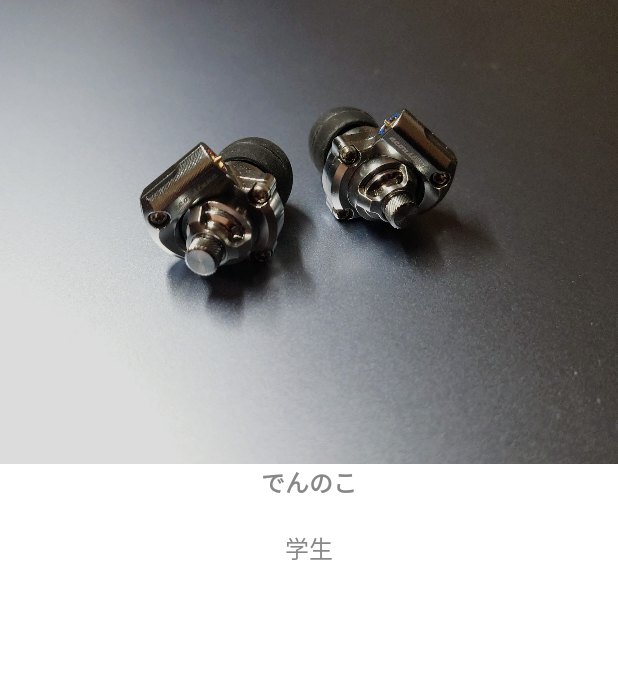
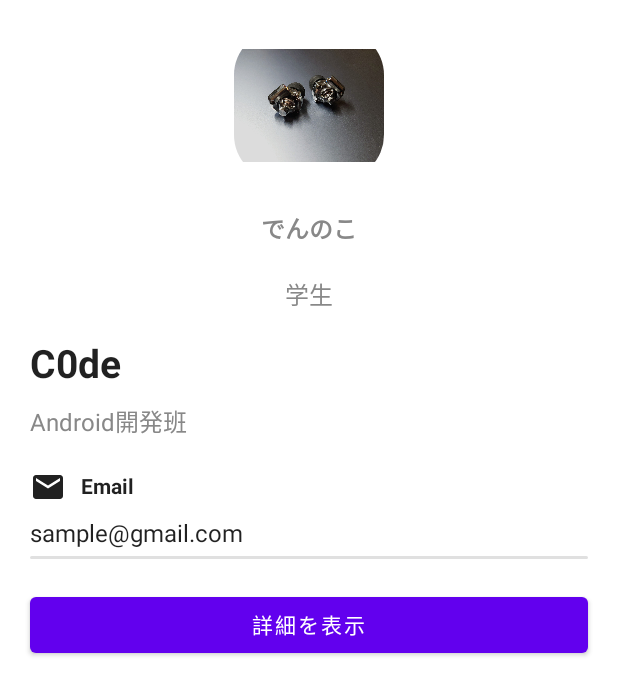
Before and after one commit to dennnoko/JetProfile, an Android app built with Jetpack Compose: the screen it shows after launch (MainActivity), on a phone screen of 412 x 824 dp. Shown: the top 695 px of the screen. Run offline under Robolectric (Android 15) with nearby library versions, the phone set to English and light mode, and no system bars.

Commit message:
add button

```diff
--- a/app/src/main/java/com/example/jetprofile/MainActivity.kt
+++ b/app/src/main/java/com/example/jetprofile/MainActivity.kt
@@ -4,16 +4,15 @@ import android.os.Bundle
 import androidx.activity.ComponentActivity
 import androidx.activity.compose.setContent
 import androidx.compose.foundation.Image
-import androidx.compose.foundation.layout.Column
-import androidx.compose.foundation.layout.Spacer
-import androidx.compose.foundation.layout.fillMaxSize
-import androidx.compose.foundation.layout.height
-import androidx.compose.material.MaterialTheme
-import androidx.compose.material.Surface
-import androidx.compose.material.Text
+import androidx.compose.foundation.layout.*
+import androidx.compose.foundation.shape.RoundedCornerShape
+import androidx.compose.material.*
+import androidx.compose.material.icons.Icons
+import androidx.compose.material.icons.filled.Email
 import androidx.compose.runtime.Composable
 import androidx.compose.ui.Alignment
 import androidx.compose.ui.Modifier
+import androidx.compose.ui.draw.clip
 import androidx.compose.ui.graphics.Color
 import androidx.compose.ui.res.painterResource
 import androidx.compose.ui.text.font.FontWeight
@@ -32,9 +31,19 @@ class MainActivity : ComponentActivity() {
                     modifier = Modifier.fillMaxSize(),
                     color = MaterialTheme.colors.background
                 ) {
-                    Column(horizontalAlignment = Alignment.CenterHorizontally) {
+                    Column(
+                        horizontalAlignment = Alignment.CenterHorizontally,
+                        modifier = Modifier.padding(20.dp)
+                    ) {
                         //プロフィール画像
-                        Image(painter = painterResource(id = R.drawable.img_profile), contentDescription = "my profile image")
+                        Image(
+                            painter = painterResource(id = R.drawable.img_profile),
+                            contentDescription = "my profile image",
+                            modifier = Modifier
+                                .size(100.dp)
+                                .clip(RoundedCornerShape(30.dp))
+                        )
+                        Spacer(modifier = Modifier.height(20.dp))
                         //名前
                         Text(
                             text = "でんのこ",
@@ -49,8 +58,60 @@ class MainActivity : ComponentActivity() {
                             color = Color.Gray,
                             fontSize = 16.sp,
                         )
+                        Spacer(modifier = Modifier.height(20.dp))
+
+                        Column(
+                            horizontalAlignment = Alignment.Start,
+                            modifier = Modifier.fillMaxWidth(),
+                        ) {
+                            //会社名
+                            Text(
+                                text = "C0de",
+                                fontSize = 26.sp,
+                                fontWeight = FontWeight.Bold,
+                            )
+                            Spacer(modifier = Modifier.height(10.dp))
+                            //部署、グループ名
+                            Text(
+                                text = "Android開発班",
+                                color = Color.Gray,
+                                fontSize = 16.sp,
+                            )
+                            Spacer(modifier = Modifier.height(20.dp))
+                            //メール(アイコンと文字)
+                            Row(verticalAlignment = Alignment.CenterVertically) {
+                                Icon(
+                                    imageVector = Icons.Default.Email,
+                                    contentDescription = "email"
+                                )
+                                Spacer(modifier = Modifier.width(10.dp))
+                                Text(
+                                    text = "Email",
+                                    fontSize = 14.sp,
+                                    fontWeight = FontWeight.Bold
+                                )
+                            }
+                            Spacer(modifier = Modifier.height(10.dp))
+                            Text(
+                                text = "sample@gmail.com",
+                                fontSize = 16.sp,
+                            )
+                            Spacer(modifier = Modifier.height(5.dp))
+
+                            Divider(
+                                modifier = Modifier.clip(RoundedCornerShape(1000.dp)),
+                                thickness = 2.dp,
+                            )
+                            Spacer(modifier = Modifier.height(20.dp))
+                            //詳細ボタン
+                            Button(
+                                modifier = Modifier.fillMaxWidth(),
+                                onClick = { /*TODO*/ }
+                            ) {
+                                Text(text = "詳細を表示", color = Color.White)
+                            }
+                        }
                     }
-
                 }
             }
         }
--- a/build.gradle
+++ b/build.gradle
@@ -4,7 +4,8 @@ buildscript {
     }
 }// Top-level build file where you can add configuration options common to all sub-projects/modules.
 plugins {
-    id 'com.android.application' version '7.3.1' apply false
-    id 'com.android.library' version '7.3.1' apply false
+    id 'com.android.application' version '7.2.2' apply false
+    id 'com.android.library' version '7.2.2' apply false
     id 'org.jetbrains.kotlin.android' version '1.6.10' apply false
 }
+//
```
